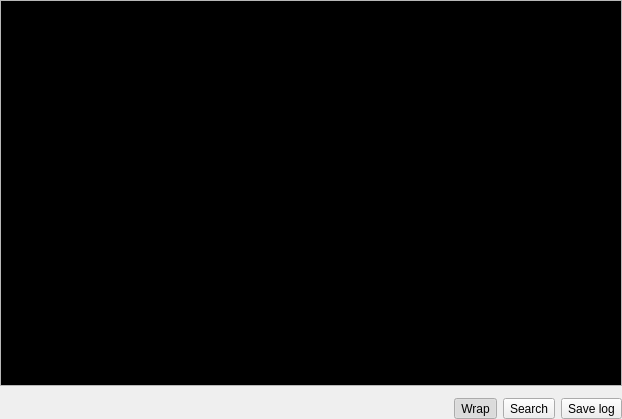
Before: the Qt Designer form libs/libgui/ui/widgets/debugoutputwidget.ui in pgmodeler/pgmodeler, drawn with Qt 5.
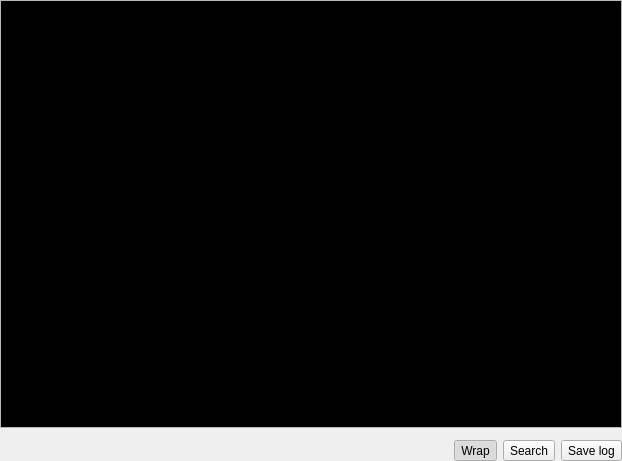
After: the same form once the commit is applied. Icons and pictures are not drawn.

Diff of the .ui file:
```diff
--- a/libs/libgui/ui/widgets/debugoutputwidget.ui
+++ b/libs/libgui/ui/widgets/debugoutputwidget.ui
@@ -7,7 +7,7 @@
     <x>0</x>
     <y>0</y>
     <width>622</width>
-    <height>419</height>
+    <height>461</height>
    </rect>
   </property>
   <property name="windowTitle">
@@ -182,7 +182,7 @@
        </property>
        <property name="sizeHint" stdset="0">
         <size>
-         <width>278</width>
+         <width>40</width>
          <height>20</height>
         </size>
        </property>
@@ -191,7 +191,7 @@
      <item>
       <widget class="QToolButton" name="wrap_tb">
        <property name="sizePolicy">
-        <sizepolicy hsizetype="Preferred" vsizetype="Preferred">
+        <sizepolicy hsizetype="Fixed" vsizetype="Fixed">
          <horstretch>0</horstretch>
          <verstretch>0</verstretch>
         </sizepolicy>
@@ -229,7 +229,7 @@
      <item>
       <widget class="QToolButton" name="search_tb">
        <property name="sizePolicy">
-        <sizepolicy hsizetype="Preferred" vsizetype="Preferred">
+        <sizepolicy hsizetype="Fixed" vsizetype="Fixed">
          <horstretch>0</horstretch>
          <verstretch>0</verstretch>
         </sizepolicy>
@@ -264,7 +264,7 @@
      <item>
       <widget class="QToolButton" name="save_tb">
        <property name="sizePolicy">
-        <sizepolicy hsizetype="Preferred" vsizetype="Preferred">
+        <sizepolicy hsizetype="Fixed" vsizetype="Fixed">
          <horstretch>0</horstretch>
          <verstretch>0</verstretch>
         </sizepolicy>
```
Left out of the diff: 2 changed lines with no effect on the pictures.
